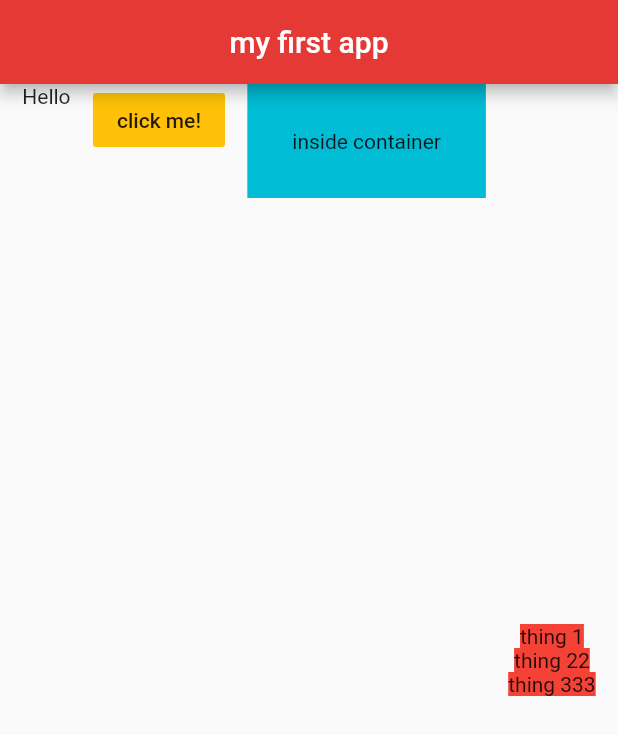
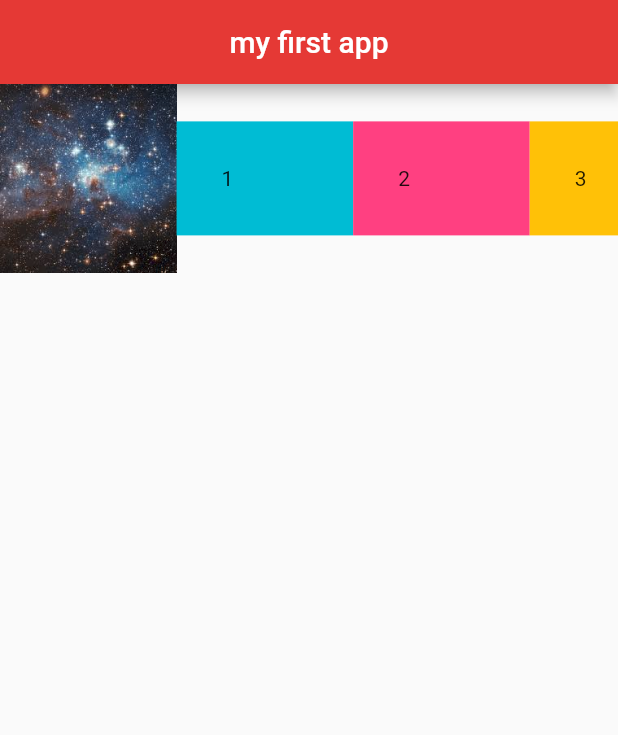
Before and after one commit to plasmatech8/flutter-practice, a Flutter app: the screen it shows after launch, on a phone screen of 412 x 824 dp. Shown: the top 735 px of the screen. Run offline on Flutter 3.47's test engine with Material 2 defaults, Android fonts, the phone set to English and light mode, and no system bars; our stand-ins replace font_awesome_flutter.

Commit message:
Completed basics

```diff
--- a/Flutter Tutorial for Beginners/myapp/lib/main.dart
+++ b/Flutter Tutorial for Beginners/myapp/lib/main.dart
@@ -1,6 +1,6 @@
 import 'package:flutter/material.dart';
 
-void main() => runApp(MaterialApp(home: Home3()));
+void main() => runApp(MaterialApp(home: Home4()));
 
 // Buttons and Icons
 class Home extends StatelessWidget {
@@ -88,3 +88,49 @@ class Home3 extends StatelessWidget {
     );
   }
 }
+
+// Expanded Widgets
+class Home4 extends StatelessWidget {
+  @override
+  Widget build(BuildContext context) {
+    return Scaffold(
+      appBar: AppBar(
+        title: Text('my first app'),
+        centerTitle: true,
+        backgroundColor: Colors.red[600],
+      ),
+      body: Row(
+        children: <Widget>[
+          Expanded(
+            flex: 2,
+            child: Image.asset('assets/space.png'),
+          ),
+          Expanded(
+            flex: 2,
+            child: Container(
+              padding: EdgeInsets.all(30),
+              color: Colors.cyan,
+              child: Text('1'),
+            ),
+          ),
+          Expanded(
+            flex: 2,
+            child: Container(
+              padding: EdgeInsets.all(30),
+              color: Colors.pinkAccent,
+              child: Text('2'),
+            ),
+          ),
+          Expanded(
+            flex: 1,
+            child: Container(
+              padding: EdgeInsets.all(30),
+              color: Colors.amber,
+              child: Text('3'),
+            ),
+          ),
+        ],
+      ),
+    );
+  }
+}
```
Also changed, not shown: Flutter Tutorial for Beginners/docs/2020-07-17-15-26-41.png (added), 2 other files.
